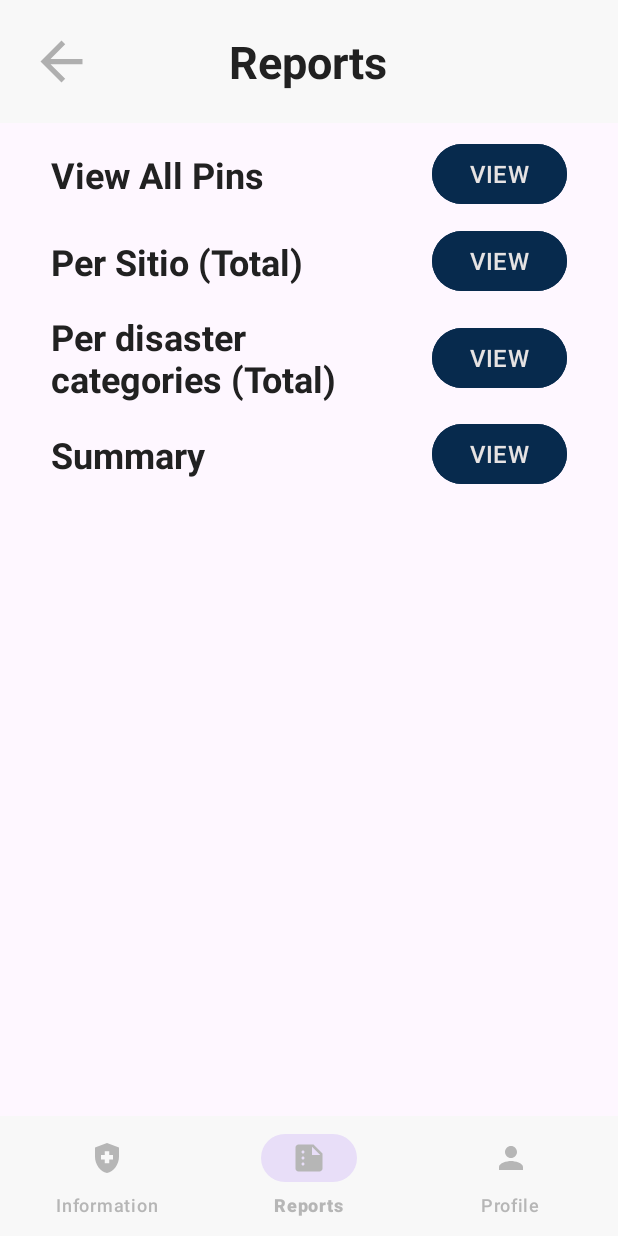
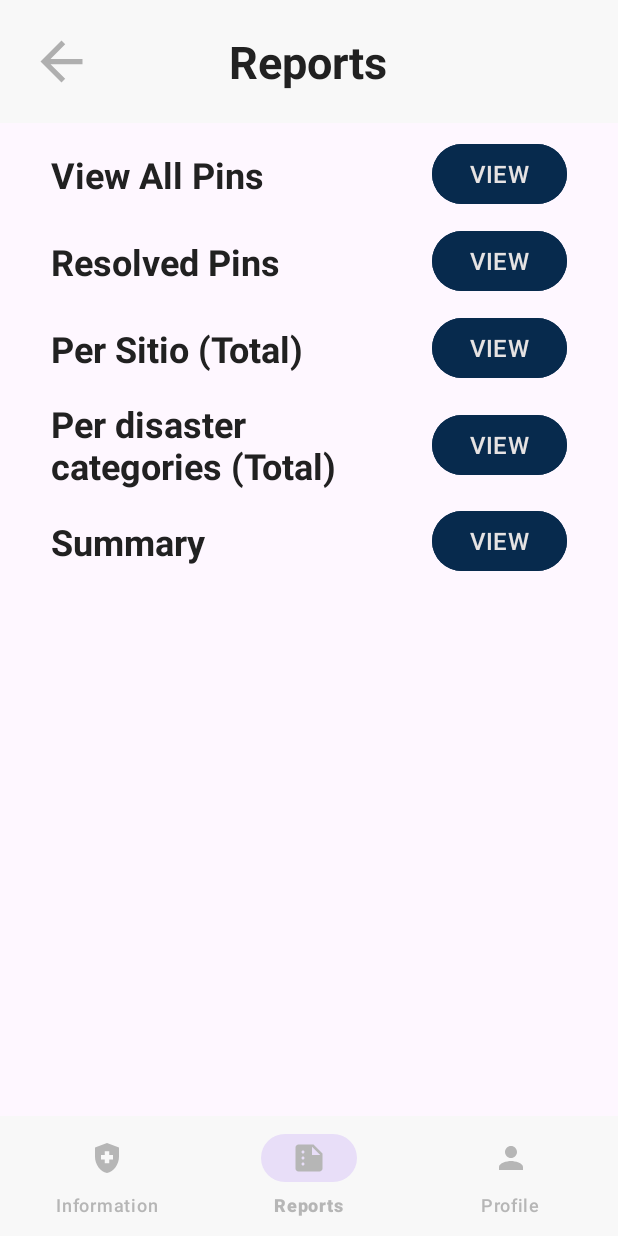
Before and after one commit to tnrtxx/rescYou_Admin, an Android app: the Reports screen opened directly, with no data from a screen before it, on a phone screen of 412 x 824 dp. Run offline under Robolectric (Android 15) with nearby library versions, the phone set to English and light mode, and no system bars.

Commit message:
Resolved Pins button added

```diff
--- a/app/src/main/res/layout/activity_reports.xml
+++ b/app/src/main/res/layout/activity_reports.xml
@@ -65,6 +65,36 @@
 
                 <Button
                     android:id="@+id/allpins_button"
+                    android:layout_width="90dp"
+                    android:layout_height="wrap_content"
+                    android:backgroundTint="@color/navy_blue"
+                    android:text="@string/view"
+                    android:textSize="16sp"
+                    app:layout_constraintBottom_toBottomOf="parent"
+                    app:layout_constraintEnd_toEndOf="parent"
+                    app:layout_constraintTop_toTopOf="parent" />
+            </androidx.constraintlayout.widget.ConstraintLayout>
+
+            <androidx.constraintlayout.widget.ConstraintLayout
+                android:id="@+id/resolvedpins_container"
+                android:layout_width="match_parent"
+                android:layout_height="wrap_content"
+                android:layout_marginTop="10dp">
+
+                <TextView
+                    android:id="@+id/resolvedpins_textview"
+                    android:layout_width="wrap_content"
+                    android:layout_height="wrap_content"
+                    android:text="@string/resolved_pins"
+                    android:textColor="@color/black"
+                    android:textSize="24sp"
+                    android:textStyle="bold"
+                    app:layout_constraintBottom_toBottomOf="parent"
+                    app:layout_constraintStart_toStartOf="parent"
+                    app:layout_constraintTop_toTopOf="parent" />
+
+                <Button
+                    android:id="@+id/resolvedpins_button"
                     android:layout_width="90dp"
                     android:layout_height="wrap_content"
                     android:backgroundTint="@color/navy_blue"
@@ -161,6 +191,7 @@
                     app:layout_constraintTop_toTopOf="parent" />
 
                 <Button
+                    android:id="@+id/summary_button"
                     android:layout_width="90dp"
                     android:layout_height="wrap_content"
                     android:backgroundTint="@color/navy_blue"
--- a/app/src/main/res/values/strings.xml
+++ b/app/src/main/res/values/strings.xml
@@ -162,6 +162,7 @@
 
     <!--REPORTS-->
     <string name="view_allpins">View All Pins </string>
+    <string name="resolved_pins">Resolved Pins </string>
     <string name="per_sitio">Per Sitio (Total) </string>
     <string name="per_disaster">Per disaster categories (Total) </string>
     <string name="summary">Summary </string>
```
